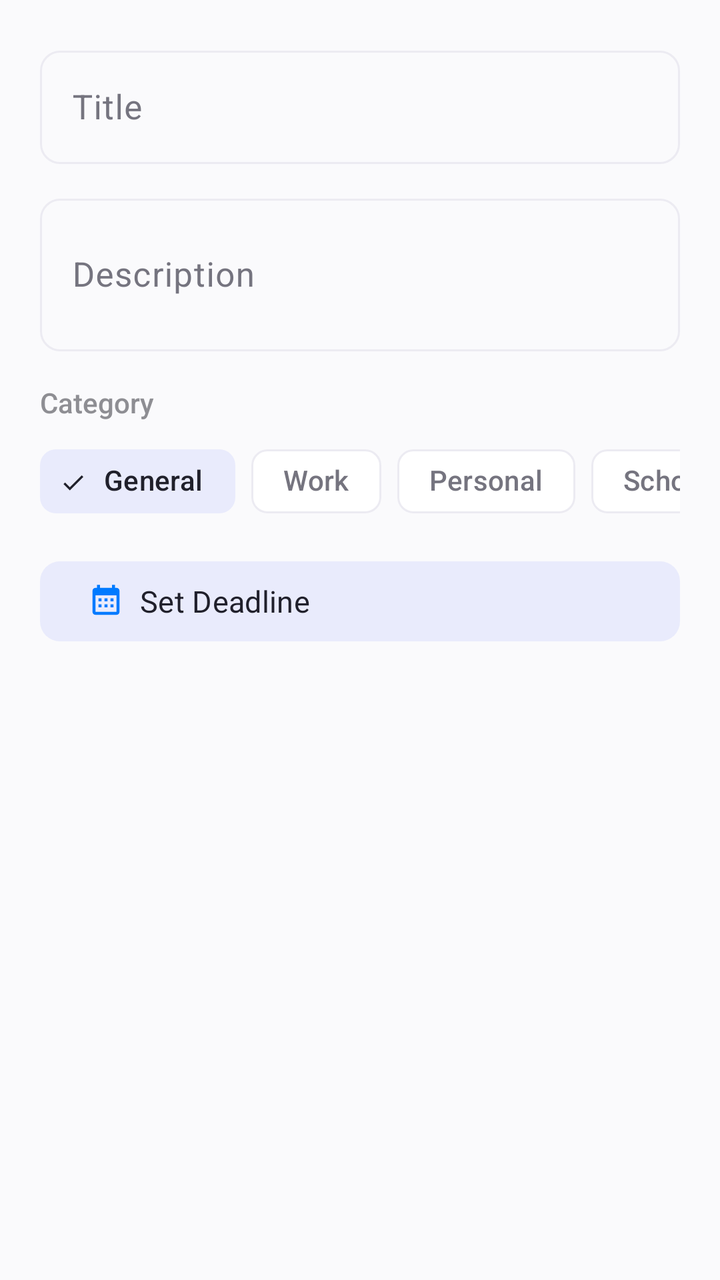
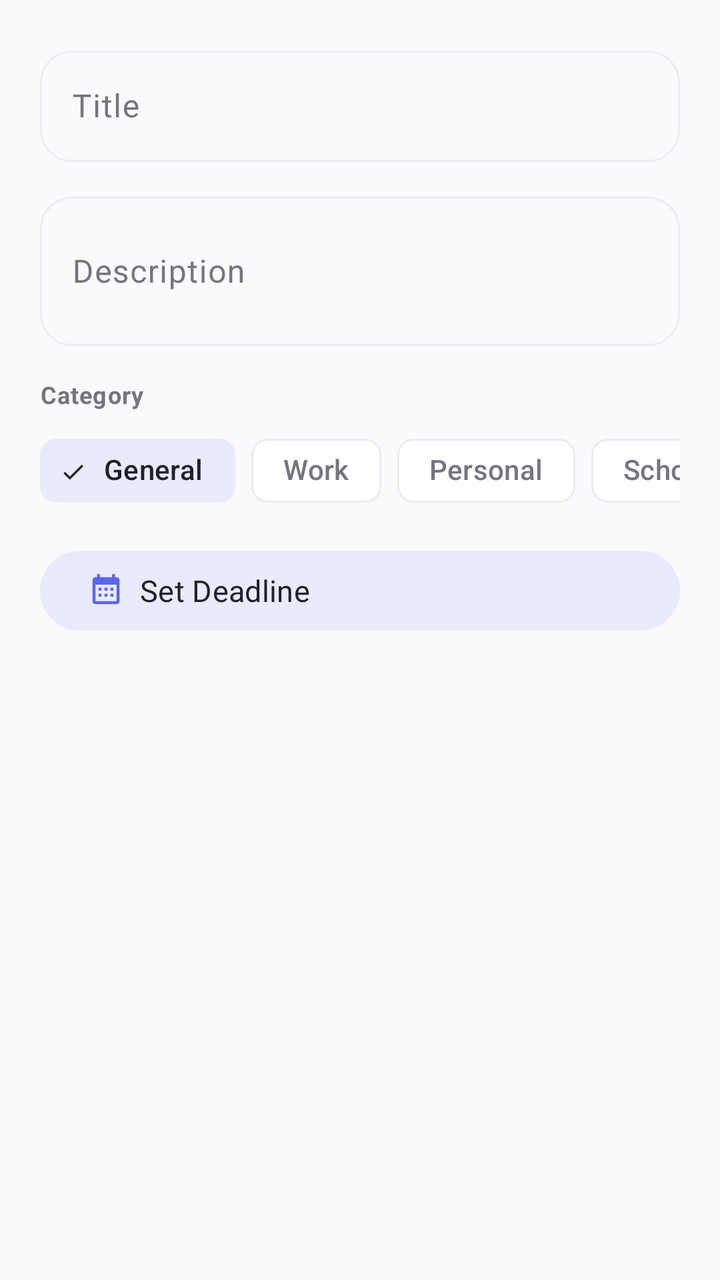

An Android layout rendered at two revisions. The XML below is the earlier revision; the diff shows what the commit changed to produce the second picture.
<!-- AndroidManifest.xml: application theme Theme.LorenzFlow -->
<!-- res/layout/dialog_add_task.xml -->
<?xml version="1.0" encoding="utf-8"?>
<LinearLayout
    xmlns:android="http://schemas.android.com/apk/res/android"
    xmlns:app="http://schemas.android.com/apk/res-auto"
    android:layout_width="match_parent"
    android:layout_height="wrap_content"
    android:orientation="vertical"
    android:padding="20dp">

    
    <com.google.android.material.textfield.TextInputLayout
        android:layout_width="match_parent"
        android:layout_height="wrap_content"
        android:hint="@string/task_title"
        app:boxCornerRadiusTopStart="10dp"
        app:boxCornerRadiusTopEnd="10dp"
        app:boxCornerRadiusBottomStart="10dp"
        app:boxCornerRadiusBottomEnd="10dp"
        style="@style/Widget.Material3.TextInputLayout.OutlinedBox">

        <com.google.android.material.textfield.TextInputEditText
            android:id="@+id/edit_task_title"
            android:layout_width="match_parent"
            android:layout_height="wrap_content"
            android:inputType="textCapSentences"
            android:maxLines="1"
            android:textSize="17sp"
            android:fontFamily="sans-serif" />

    </com.google.android.material.textfield.TextInputLayout>

    
    <com.google.android.material.textfield.TextInputLayout
        android:layout_width="match_parent"
        android:layout_height="wrap_content"
        android:layout_marginTop="12dp"
        android:hint="@string/task_description"
        app:boxCornerRadiusTopStart="10dp"
        app:boxCornerRadiusTopEnd="10dp"
        app:boxCornerRadiusBottomStart="10dp"
        app:boxCornerRadiusBottomEnd="10dp"
        style="@style/Widget.Material3.TextInputLayout.OutlinedBox">

        <com.google.android.material.textfield.TextInputEditText
            android:id="@+id/edit_task_description"
            android:layout_width="match_parent"
            android:layout_height="wrap_content"
            android:inputType="textMultiLine|textCapSentences"
            android:minLines="2"
            android:maxLines="5"
            android:textSize="17sp"
            android:fontFamily="sans-serif" />

    </com.google.android.material.textfield.TextInputLayout>

    
    <TextView
        android:layout_width="match_parent"
        android:layout_height="wrap_content"
        android:layout_marginTop="16dp"
        android:text="Category"
        android:textSize="14sp"
        android:fontFamily="sans-serif-medium"
        android:textColor="@color/ios_secondary_label" />

    
    <HorizontalScrollView
        android:layout_width="match_parent"
        android:layout_height="wrap_content"
        android:layout_marginTop="6dp"
        android:scrollbars="none">

        <com.google.android.material.chip.ChipGroup
            android:id="@+id/chip_group_category"
            android:layout_width="wrap_content"
            android:layout_height="wrap_content"
            app:singleSelection="true"
            app:singleLine="true"
            app:selectionRequired="true">

            <com.google.android.material.chip.Chip
                android:id="@+id/chip_general"
                style="@style/Widget.Material3.Chip.Filter"
                android:layout_width="wrap_content"
                android:layout_height="wrap_content"
                android:text="General"
                android:checked="true" />

            <com.google.android.material.chip.Chip
                android:id="@+id/chip_work"
                style="@style/Widget.Material3.Chip.Filter"
                android:layout_width="wrap_content"
                android:layout_height="wrap_content"
                android:text="Work" />

            <com.google.android.material.chip.Chip
                android:id="@+id/chip_personal"
                style="@style/Widget.Material3.Chip.Filter"
                android:layout_width="wrap_content"
                android:layout_height="wrap_content"
                android:text="Personal" />

            <com.google.android.material.chip.Chip
                android:id="@+id/chip_school"
                style="@style/Widget.Material3.Chip.Filter"
                android:layout_width="wrap_content"
                android:layout_height="wrap_content"
                android:text="School" />

            <com.google.android.material.chip.Chip
                android:id="@+id/chip_wellness"
                style="@style/Widget.Material3.Chip.Filter"
                android:layout_width="wrap_content"
                android:layout_height="wrap_content"
                android:text="Wellness" />

            <com.google.android.material.chip.Chip
                android:id="@+id/chip_urgent"
                style="@style/Widget.Material3.Chip.Filter"
                android:layout_width="wrap_content"
                android:layout_height="wrap_content"
                android:text="Urgent" />

        </com.google.android.material.chip.ChipGroup>
    </HorizontalScrollView>

    
    <com.google.android.material.button.MaterialButton
        android:id="@+id/btn_set_deadline"
        android:layout_width="match_parent"
        android:layout_height="48dp"
        android:layout_marginTop="12dp"
        android:text="@string/set_deadline"
        android:textAlignment="textStart"
        android:textSize="15sp"
        android:fontFamily="sans-serif"
        app:icon="@drawable/ic_calendar"
        app:iconTint="@color/ios_blue"
        app:cornerRadius="10dp"
        style="@style/Widget.Material3.Button.TonalButton" />

</LinearLayout>
<!-- resources referenced by this layout -->
<resources>
  <color name="ios_blue">#007AFF</color>
  <color name="ios_secondary_label">#8E8E93</color>
  <string name="set_deadline">Set Deadline</string>
  <string name="task_description">Description</string>
  <string name="task_title">Title</string>
  <style name="Theme.LorenzFlow" parent="Theme.Material3.Light.NoActionBar">
          <item name="colorPrimary">@color/lf_accent</item>
          <item name="colorOnPrimary">@color/lf_on_accent</item>
          <item name="colorPrimaryContainer">@color/lf_accent_soft</item>
          <item name="colorOnPrimaryContainer">@color/lf_text_primary</item>
          <item name="colorSecondary">@color/lf_accent</item>
          <item name="colorOnSecondary">@color/lf_on_accent</item>
          <item name="colorSecondaryContainer">@color/lf_accent_soft</item>
          <item name="colorOnSecondaryContainer">@color/lf_text_primary</item>
          <item name="colorTertiary">@color/md_theme_light_tertiary</item>
          <item name="colorOnTertiary">@color/md_theme_light_onTertiary</item>
          <item name="colorTertiaryContainer">@color/md_theme_light_tertiaryContainer</item>
          <item name="colorOnTertiaryContainer">@color/md_theme_light_onTertiaryContainer</item>
          <item name="colorError">@color/md_theme_light_error</item>
          <item name="colorOnError">@color/md_theme_light_onError</item>
          <item name="colorErrorContainer">@color/md_theme_light_errorContainer</item>
          <item name="colorOnErrorContainer">@color/md_theme_light_onErrorContainer</item>
          <item name="android:colorBackground">@color/lf_background</item>
          
          <item name="android:windowBackground">@color/lf_background</item>
          <item name="colorOnBackground">@color/lf_text_primary</item>
          <item name="colorSurface">@color/lf_surface</item>
          <item name="colorOnSurface">@color/lf_text_primary</item>
          <item name="colorSurfaceVariant">@color/lf_surface_variant</item>
          <item name="colorOnSurfaceVariant">@color/lf_text_secondary</item>
          <item name="colorOutline">@color/lf_hairline</item>
          <item name="colorOutlineVariant">@color/lf_hairline</item>
          <item name="colorSurfaceInverse">@color/md_theme_light_inverseSurface</item>
          <item name="colorOnSurfaceInverse">@color/md_theme_light_inverseOnSurface</item>
  
          
          <item name="shapeAppearanceSmallComponent">@style/ShapeAppearance.LF.Pill</item>
          <item name="shapeAppearanceMediumComponent">@style/ShapeAppearance.LF.Corner24</item>
          <item name="shapeAppearanceLargeComponent">@style/ShapeAppearance.LF.Corner24</item>
  
          
          <item name="android:statusBarColor">@android:color/transparent</item>
          <item name="android:navigationBarColor">@color/md_theme_light_surface</item>
          <item name="android:windowLightStatusBar">true</item>
      </style>
  <color name="lf_accent">#5B67E8</color>
  <color name="lf_on_accent">#FFFFFF</color>
  <color name="lf_accent_soft">#E9EBFC</color>
  <color name="lf_text_primary">#20202B</color>
  <color name="md_theme_light_tertiary">#FF9500</color>
  <color name="md_theme_light_onTertiary">#FFFFFF</color>
  <color name="md_theme_light_tertiaryContainer">#FFDDB3</color>
  <color name="md_theme_light_onTertiaryContainer">#2A1800</color>
  <color name="md_theme_light_error">#FF3B30</color>
  <color name="md_theme_light_onError">#FFFFFF</color>
  <color name="md_theme_light_errorContainer">#FFDAD6</color>
  <color name="md_theme_light_onErrorContainer">#410002</color>
  <color name="lf_background">#FAFAFC</color>
  <color name="lf_surface">#FFFFFF</color>
  <color name="lf_surface_variant">#F3F2F8</color>
  <color name="lf_text_secondary">#75747F</color>
  <color name="lf_hairline">#ECEBF2</color>
  <color name="md_theme_light_inverseSurface">#2C2C2E</color>
  <color name="md_theme_light_inverseOnSurface">#F2F2F7</color>
  <color name="md_theme_light_surface">#FFFFFF</color>
  <!-- unchanged entries left out for length: 3 -->
</resources>

<!-- the commit's change to res/layout/dialog_add_task.xml (unified diff, before → after) -->
@@ -12,10 +12,11 @@
         android:layout_width="match_parent"
         android:layout_height="wrap_content"
         android:hint="@string/task_title"
-        app:boxCornerRadiusTopStart="10dp"
-        app:boxCornerRadiusTopEnd="10dp"
-        app:boxCornerRadiusBottomStart="10dp"
-        app:boxCornerRadiusBottomEnd="10dp"
+        android:textColorHint="@color/lf_text_secondary"
+        app:boxCornerRadiusTopStart="16dp"
+        app:boxCornerRadiusTopEnd="16dp"
+        app:boxCornerRadiusBottomStart="16dp"
+        app:boxCornerRadiusBottomEnd="16dp"
         style="@style/Widget.Material3.TextInputLayout.OutlinedBox">
 
         <com.google.android.material.textfield.TextInputEditText
@@ -24,7 +25,8 @@
             android:layout_height="wrap_content"
             android:inputType="textCapSentences"
             android:maxLines="1"
-            android:textSize="17sp"
+            android:textColor="@color/lf_text_primary"
+            android:textSize="16sp"
             android:fontFamily="sans-serif" />
 
     </com.google.android.material.textfield.TextInputLayout>
@@ -35,10 +37,11 @@
         android:layout_height="wrap_content"
         android:layout_marginTop="12dp"
         android:hint="@string/task_description"
-        app:boxCornerRadiusTopStart="10dp"
-        app:boxCornerRadiusTopEnd="10dp"
-        app:boxCornerRadiusBottomStart="10dp"
-        app:boxCornerRadiusBottomEnd="10dp"
+        android:textColorHint="@color/lf_text_secondary"
+        app:boxCornerRadiusTopStart="16dp"
+        app:boxCornerRadiusTopEnd="16dp"
+        app:boxCornerRadiusBottomStart="16dp"
+        app:boxCornerRadiusBottomEnd="16dp"
         style="@style/Widget.Material3.TextInputLayout.OutlinedBox">
 
         <com.google.android.material.textfield.TextInputEditText
@@ -48,7 +51,8 @@
             android:inputType="textMultiLine|textCapSentences"
             android:minLines="2"
             android:maxLines="5"
-            android:textSize="17sp"
+            android:textColor="@color/lf_text_primary"
+            android:textSize="16sp"
             android:fontFamily="sans-serif" />
 
     </com.google.android.material.textfield.TextInputLayout>
@@ -58,10 +62,9 @@
         android:layout_width="match_parent"
         android:layout_height="wrap_content"
         android:layout_marginTop="16dp"
-        android:text="Category"
-        android:textSize="14sp"
-        android:fontFamily="sans-serif-medium"
-        android:textColor="@color/ios_secondary_label" />
+        android:text="@string/category_label"
+        android:textAppearance="@style/TextAppearance.LF.Caption"
+        android:textStyle="bold" />
 
     
     <HorizontalScrollView
@@ -83,7 +86,7 @@
                 style="@style/Widget.Material3.Chip.Filter"
                 android:layout_width="wrap_content"
                 android:layout_height="wrap_content"
-                android:text="General"
+                android:text="@string/cat_general"
                 android:checked="true" />
 
             <com.google.android.material.chip.Chip
@@ -91,35 +94,35 @@
                 style="@style/Widget.Material3.Chip.Filter"
                 android:layout_width="wrap_content"
                 android:layout_height="wrap_content"
-                android:text="Work" />
+                android:text="@string/cat_work" />
 
             <com.google.android.material.chip.Chip
                 android:id="@+id/chip_personal"
                 style="@style/Widget.Material3.Chip.Filter"
                 android:layout_width="wrap_content"
                 android:layout_height="wrap_content"
-                android:text="Personal" />
+                android:text="@string/cat_personal" />
 
             <com.google.android.material.chip.Chip
                 android:id="@+id/chip_school"
                 style="@style/Widget.Material3.Chip.Filter"
                 android:layout_width="wrap_content"
                 android:layout_height="wrap_content"
-                android:text="School" />
+                android:text="@string/cat_school" />
 
             <com.google.android.material.chip.Chip
                 android:id="@+id/chip_wellness"
                 style="@style/Widget.Material3.Chip.Filter"
                 android:layout_width="wrap_content"
                 android:layout_height="wrap_content"
-                android:text="Wellness" />
+                android:text="@string/cat_wellness" />
 
             <com.google.android.material.chip.Chip
                 android:id="@+id/chip_urgent"
                 style="@style/Widget.Material3.Chip.Filter"
                 android:layout_width="wrap_content"
                 android:layout_height="wrap_content"
-                android:text="Urgent" />
+                android:text="@string/cat_urgent" />
 
         </com.google.android.material.chip.ChipGroup>
     </HorizontalScrollView>
@@ -134,9 +137,10 @@
         android:textAlignment="textStart"
         android:textSize="15sp"
         android:fontFamily="sans-serif"
+        android:textColor="@color/lf_text_primary"
         app:icon="@drawable/ic_calendar"
-        app:iconTint="@color/ios_blue"
-        app:cornerRadius="10dp"
+        app:iconTint="@color/lf_accent"
+        app:cornerRadius="24dp"
         style="@style/Widget.Material3.Button.TonalButton" />
 
 </LinearLayout>
<!-- resource entries referenced after the edit -->
@@ -1,10 +1,13 @@
 <!-- resources referenced by this layout -->
 <resources>
-  <color name="ios_blue">#007AFF</color>
-  <color name="ios_secondary_label">#8E8E93</color>
   <string name="set_deadline">Set Deadline</string>
   <string name="task_description">Description</string>
   <string name="task_title">Title</string>
+  <style name="TextAppearance.LF.Caption" parent="TextAppearance.Material3.BodySmall">
+          <item name="android:textSize">12sp</item>
+          <item name="android:textColor">@color/lf_text_secondary</item>
+          <item name="android:fontFamily">sans-serif</item>
+      </style>
   <style name="Theme.LorenzFlow" parent="Theme.Material3.Light.NoActionBar">
           <item name="colorPrimary">@color/lf_accent</item>
           <item name="colorOnPrimary">@color/lf_on_accent</item>
@@ -14,14 +17,14 @@
           <item name="colorOnSecondary">@color/lf_on_accent</item>
           <item name="colorSecondaryContainer">@color/lf_accent_soft</item>
           <item name="colorOnSecondaryContainer">@color/lf_text_primary</item>
-          <item name="colorTertiary">@color/md_theme_light_tertiary</item>
-          <item name="colorOnTertiary">@color/md_theme_light_onTertiary</item>
-          <item name="colorTertiaryContainer">@color/md_theme_light_tertiaryContainer</item>
-          <item name="colorOnTertiaryContainer">@color/md_theme_light_onTertiaryContainer</item>
-          <item name="colorError">@color/md_theme_light_error</item>
-          <item name="colorOnError">@color/md_theme_light_onError</item>
-          <item name="colorErrorContainer">@color/md_theme_light_errorContainer</item>
-          <item name="colorOnErrorContainer">@color/md_theme_light_onErrorContainer</item>
+          <item name="colorTertiary">#FF9500</item>
+          <item name="colorOnTertiary">#FFFFFF</item>
+          <item name="colorTertiaryContainer">#FFDDB3</item>
+          <item name="colorOnTertiaryContainer">#2A1800</item>
+          <item name="colorError">#FF3B30</item>
+          <item name="colorOnError">#FFFFFF</item>
+          <item name="colorErrorContainer">#FFDAD6</item>
+          <item name="colorOnErrorContainer">#410002</item>
           <item name="android:colorBackground">@color/lf_background</item>
           
           <item name="android:windowBackground">@color/lf_background</item>
@@ -32,8 +35,8 @@
           <item name="colorOnSurfaceVariant">@color/lf_text_secondary</item>
           <item name="colorOutline">@color/lf_hairline</item>
           <item name="colorOutlineVariant">@color/lf_hairline</item>
-          <item name="colorSurfaceInverse">@color/md_theme_light_inverseSurface</item>
-          <item name="colorOnSurfaceInverse">@color/md_theme_light_inverseOnSurface</item>
+          <item name="colorSurfaceInverse">#2C2C2E</item>
+          <item name="colorOnSurfaceInverse">#F2F2F7</item>
   
           
           <item name="shapeAppearanceSmallComponent">@style/ShapeAppearance.LF.Pill</item>
@@ -42,29 +45,25 @@
   
           
           <item name="android:statusBarColor">@android:color/transparent</item>
-          <item name="android:navigationBarColor">@color/md_theme_light_surface</item>
+          <item name="android:navigationBarColor">@color/lf_surface</item>
           <item name="android:windowLightStatusBar">true</item>
       </style>
   <color name="lf_accent">#5B67E8</color>
   <color name="lf_on_accent">#FFFFFF</color>
   <color name="lf_accent_soft">#E9EBFC</color>
   <color name="lf_text_primary">#20202B</color>
-  <color name="md_theme_light_tertiary">#FF9500</color>
-  <color name="md_theme_light_onTertiary">#FFFFFF</color>
-  <color name="md_theme_light_tertiaryContainer">#FFDDB3</color>
-  <color name="md_theme_light_onTertiaryContainer">#2A1800</color>
-  <color name="md_theme_light_error">#FF3B30</color>
-  <color name="md_theme_light_onError">#FFFFFF</color>
-  <color name="md_theme_light_errorContainer">#FFDAD6</color>
-  <color name="md_theme_light_onErrorContainer">#410002</color>
   <color name="lf_background">#FAFAFC</color>
   <color name="lf_surface">#FFFFFF</color>
   <color name="lf_surface_variant">#F3F2F8</color>
   <color name="lf_text_secondary">#75747F</color>
+  <string name="cat_general">General</string>
+  <string name="cat_personal">Personal</string>
+  <string name="cat_school">School</string>
+  <string name="cat_urgent">Urgent</string>
+  <string name="cat_wellness">Wellness</string>
+  <string name="cat_work">Work</string>
+  <string name="category_label">Category</string>
   <color name="lf_hairline">#ECEBF2</color>
-  <color name="md_theme_light_inverseSurface">#2C2C2E</color>
-  <color name="md_theme_light_inverseOnSurface">#F2F2F7</color>
-  <color name="md_theme_light_surface">#FFFFFF</color>
   <!-- unchanged entries left out for length: 3 -->
 </resources>
 
